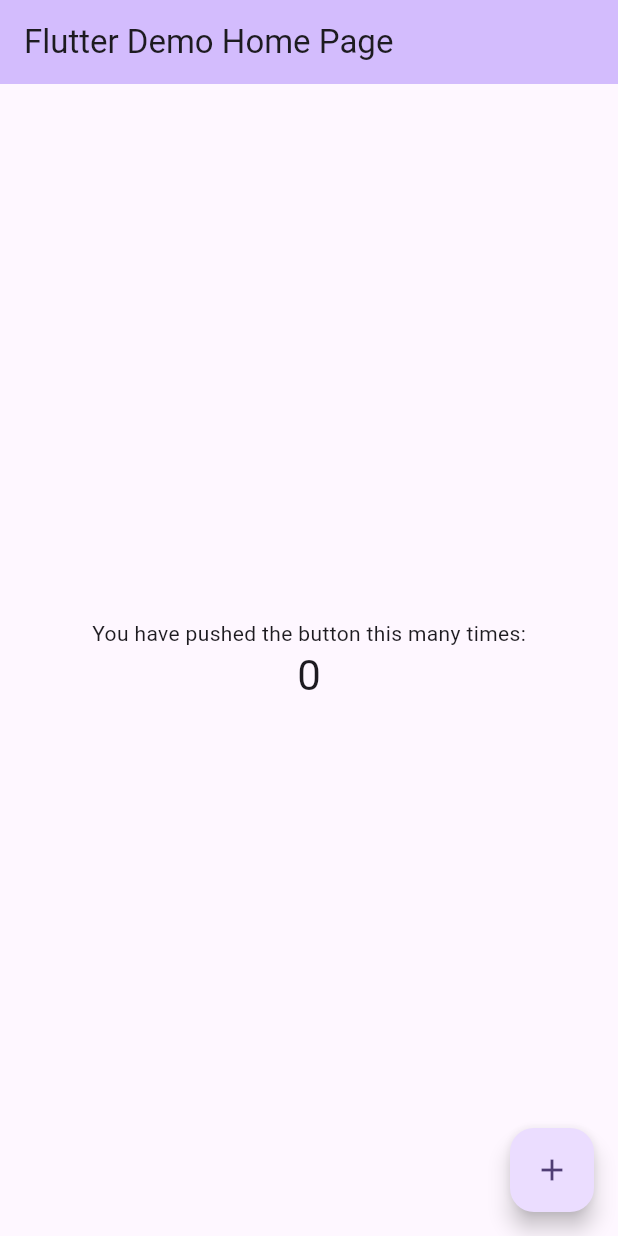
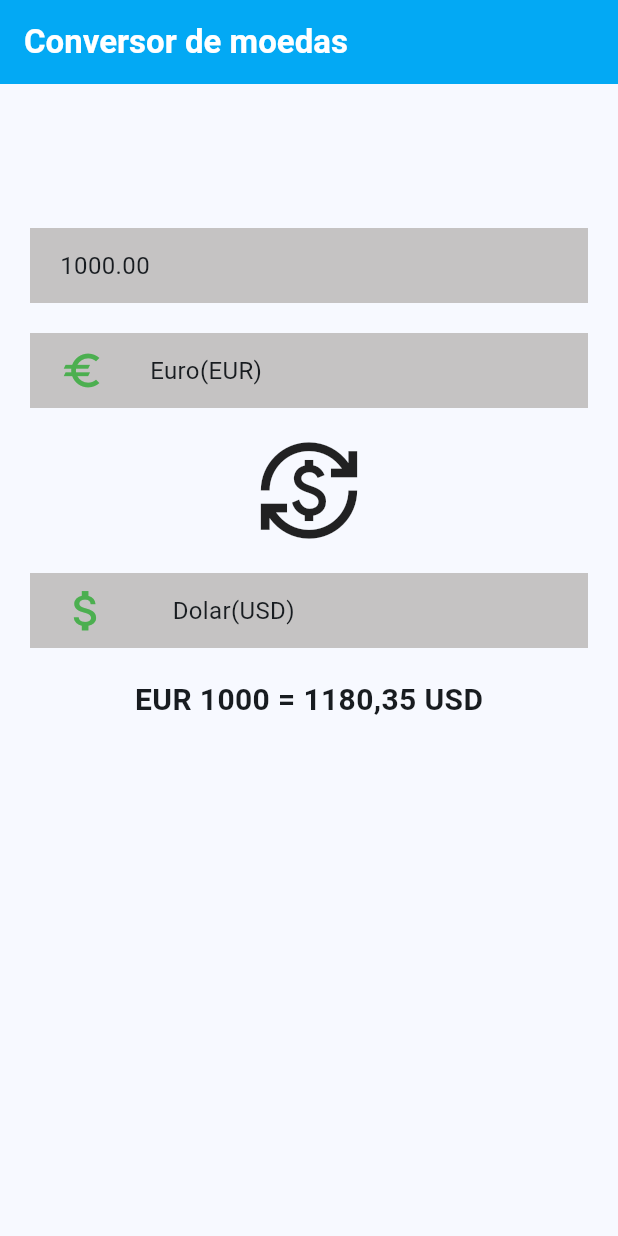
Before and after one commit to rhuan-kowic/dart_and_flutter_specialist, a Flutter app: the screen it shows after launch, on a phone screen of 412 x 824 dp. Run offline on Flutter 3.47's test engine with Material 3 defaults, Android fonts, the phone set to English and light mode, and no system bars; our stand-ins replace google_fonts.

Commit message:
Fazendo o prototipo da interface.

```diff
--- a/flutter_projetos/conversor_de_moedas/lib/main.dart
+++ b/flutter_projetos/conversor_de_moedas/lib/main.dart
@@ -1,65 +1,6 @@
+import 'package:conversor_de_moedas/my_app.dart';
 import 'package:flutter/material.dart';
 
 void main() {
   runApp(const MyApp());
 }
-
-class MyApp extends StatelessWidget {
-  const MyApp({super.key});
-
-  @override
-  Widget build(BuildContext context) {
-    return MaterialApp(
-      title: 'Flutter Demo',
-      theme: ThemeData(
-        colorScheme: ColorScheme.fromSeed(seedColor: Colors.deepPurple),
-      ),
-      home: const MyHomePage(title: 'Flutter Demo Home Page'),
-    );
-  }
-}
-
-class MyHomePage extends StatefulWidget {
-  const MyHomePage({super.key, required this.title});
-  final String title;
-
-  @override
-  State<MyHomePage> createState() => _MyHomePageState();
-}
-
-class _MyHomePageState extends State<MyHomePage> {
-  int _counter = 0;
-
-  void _incrementCounter() {
-    setState(() {
-      _counter++;
-    });
-  }
-
-  @override
-  Widget build(BuildContext context) {
-    return Scaffold(
-      appBar: AppBar(
-        backgroundColor: Theme.of(context).colorScheme.inversePrimary,
-        title: Text(widget.title),
-      ),
-      body: Center(
-        child: Column(
-          mainAxisAlignment: MainAxisAlignment.center,
-          children: <Widget>[
-            const Text('You have pushed the button this many times:'),
-            Text(
-              '$_counter',
-              style: Theme.of(context).textTheme.headlineMedium,
-            ),
-          ],
-        ),
-      ),
-      floatingActionButton: FloatingActionButton(
-        onPressed: _incrementCounter,
-        tooltip: 'Increment',
-        child: const Icon(Icons.add),
-      ),
-    );
-  }
-}
--- /dev/null
+++ b/flutter_projetos/conversor_de_moedas/lib/my_app.dart
@@ -0,0 +1,23 @@
+import 'package:conversor_de_moedas/pages/conversor_moedas_page.dart';
+import 'package:flutter/material.dart';
+import 'package:google_fonts/google_fonts.dart';
+
+class MyApp extends StatelessWidget {
+  const MyApp({super.key});
+
+  @override
+  Widget build(BuildContext context) {
+    return MaterialApp(
+      title: 'Conversor de moedas',
+      theme: ThemeData(
+        colorScheme: ColorScheme.fromSeed(seedColor: Colors.lightBlue),
+        textTheme: GoogleFonts.robotoTextTheme().copyWith(
+          bodyLarge: const TextStyle(fontSize: 16),
+          bodyMedium: const TextStyle(fontSize: 16),
+          bodySmall: const TextStyle(fontSize: 16),
+        ),
+      ),
+      home: const ConversorMoedasPage(),
+    );
+  }
+}
--- /dev/null
+++ b/flutter_projetos/conversor_de_moedas/lib/pages/conversor_moedas_page.dart
@@ -0,0 +1,88 @@
+import 'package:flutter/material.dart';
+import 'package:google_fonts/google_fonts.dart';
+
+class ConversorMoedasPage extends StatefulWidget {
+  const ConversorMoedasPage({super.key});
+
+  @override
+  State<ConversorMoedasPage> createState() => _ConversorMoedasPageState();
+}
+
+class _ConversorMoedasPageState extends State<ConversorMoedasPage> {
+  @override
+  Widget build(BuildContext context) {
+    return Scaffold(
+      appBar: AppBar(
+        title: Text(
+          "Conversor de moedas",
+          style: GoogleFonts.roboto(
+            color: Colors.white,
+            fontWeight: FontWeight.bold,
+          ),
+        ),
+        backgroundColor: Colors.lightBlue,
+      ),
+      body: Container(
+        padding: EdgeInsets.symmetric(vertical: 16, horizontal: 20),
+        child: Column(
+          mainAxisAlignment: MainAxisAlignment.start,
+          children: [
+            SizedBox(height: 80),
+            Container(
+              width: double.infinity,
+              alignment: Alignment.center,
+              height: 50,
+              color: const Color.fromARGB(255, 197, 195, 195),
+              child: Row(children: [SizedBox(width: 20), Text("1000.00")]),
+            ),
+            SizedBox(height: 20),
+            Container(
+              width: double.infinity,
+              alignment: Alignment.center,
+              height: 50,
+              color: const Color.fromARGB(255, 197, 195, 195),
+              child: Row(
+                children: [
+                  SizedBox(width: 20),
+                  Icon(Icons.euro, size: 30, color: Colors.green),
+                  SizedBox(width: 30),
+                  Text("Euro(EUR)"),
+                ],
+              ),
+            ),
+            SizedBox(height: 20),
+            Icon(Icons.currency_exchange, size: 70),
+            SizedBox(height: 20),
+            Container(
+              color: const Color.fromARGB(255, 197, 195, 195),
+              height: 50,
+              alignment: Alignment.center,
+              width: double.infinity,
+              child: Row(
+                children: [
+                  SizedBox(width: 20),
+                  Icon(Icons.attach_money, color: Colors.green, size: 35),
+                  SizedBox(width: 40),
+                  Text("Dolar(USD)"),
+                ],
+              ),
+            ),
+            SizedBox(height: 10),
+            Container(
+              height: 50,
+              alignment: Alignment.center,
+              width: double.infinity,
+              child: Text(
+                "EUR 1000 = 1180,35 USD",
+                style: GoogleFonts.roboto(
+                  fontSize: 20,
+                  fontWeight: FontWeight.bold,
+                ),
+              ),
+            ),
+          ],
+        ),
+      ),
+    );
+  }
+}
--- a/flutter_projetos/conversor_de_moedas/pubspec.yaml
+++ b/flutter_projetos/conversor_de_moedas/pubspec.yaml
@@ -34,6 +34,7 @@ dependencies:
   # The following adds the Cupertino Icons font to your application.
   # Use with the CupertinoIcons class for iOS style icons.
   cupertino_icons: ^1.0.8
+  google_fonts: ^6.2.1
 
 dev_dependencies:
   flutter_test:
```
Also changed, not shown: flutter_projetos/conversor_de_moedas/pubspec.lock, 1 other file.
